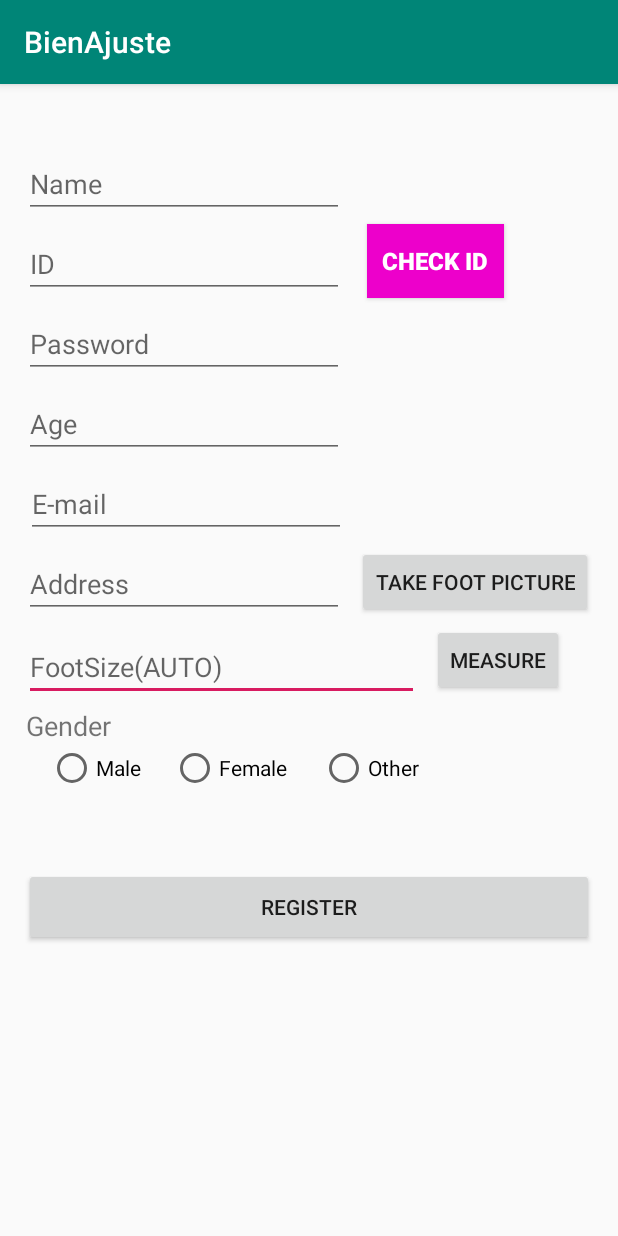
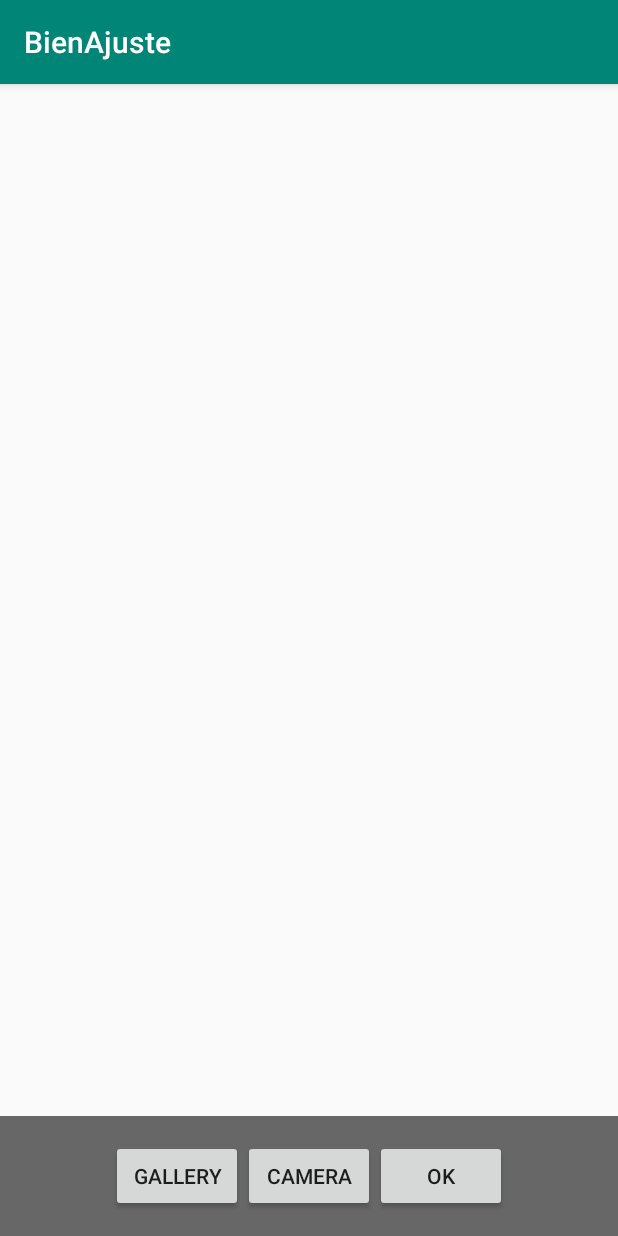
Before and after one commit to K-osA/Bien-Ajuste, an Android app: the RegisterActivity screen opened directly, with no data from a screen before it, after a tap on "MEASURE", on a phone screen of 412 x 824 dp. Run offline under Robolectric (Android 15) with nearby library versions, the phone set to English and light mode, and no system bars; our stand-ins replace Volley.

Commit message:
카메라, 사진 선택하여 ImageView에서 user가 확인할 수 있게함, 민규는 GetImageActivity.java파일의 okButton.setOnClickListener 메소드 참조.

```diff
--- a/app/build.gradle
+++ b/app/build.gradle
@@ -28,5 +28,6 @@ dependencies {
     androidTestImplementation 'androidx.test.espresso:espresso-core:3.1.1'
     implementation 'com.android.volley:volley:1.1.1'
     implementation 'com.google.firebase:firebase-analytics:17.2.0'
+    implementation 'gun0912.ted:tedpermission:2.1.0'
 }
 apply plugin: 'com.google.gms.google-services'
--- a/app/src/main/java/com/examp/bienajuste/RegisterActivity.java
+++ b/app/src/main/java/com/examp/bienajuste/RegisterActivity.java
@@ -38,12 +38,12 @@ public class RegisterActivity extends AppCompatActivity {
         final Button validateButton = (Button) findViewById(R.id.validateButton);
         final Button registerButton = (Button) findViewById(R.id.registerButton);
         final Button measureButton = (Button) findViewById(R.id.measureButton);
-        final Button takeButton = (Button) findViewById(R.id.takeButton);
 
         RadioGroup gendergroup;
 
         gendergroup = (RadioGroup) findViewById(R.id.genderGroup);
         gendergroup.setOnCheckedChangeListener(radioGroupButtonChangeListener);
+
 
         validateButton.setOnClickListener(new View.OnClickListener() {
             @Override
@@ -95,17 +95,11 @@ public class RegisterActivity extends AppCompatActivity {
             }
         });
 
-        takeButton.setOnClickListener(new View.OnClickListener(){
-            @Override
-            public void onClick(View view){
-
-            }
-        });
-
         measureButton.setOnClickListener(new View.OnClickListener(){
             @Override
             public void onClick(View view){
-
+                Intent GetImageIntent = new Intent(RegisterActivity.this, GetImageActivity.class);
+                RegisterActivity.this.startActivity(GetImageIntent);
             }
 
         });
@@ -201,5 +195,4 @@ public class RegisterActivity extends AppCompatActivity {
         }
     };
 
-
 }
--- /dev/null
+++ b/app/src/main/res/layout/activity_getimage.xml
@@ -0,0 +1,49 @@
+<?xml version="1.0" encoding="utf-8"?>
+<androidx.constraintlayout.widget.ConstraintLayout xmlns:android="http://schemas.android.com/apk/res/android"
+    xmlns:app="http://schemas.android.com/apk/res-auto"
+    xmlns:tools="http://schemas.android.com/tools"
+    android:layout_width="match_parent"
+    android:layout_height="match_parent"
+    tools:context=".GetImageActivity">
+
+    <ImageView
+        android:id="@+id/imageView"
+        android:layout_width="wrap_content"
+        android:layout_height="wrap_content"
+        app:layout_constraintStart_toStartOf="parent"
+        app:layout_constraintEnd_toEndOf="parent"
+        app:layout_constraintTop_toTopOf="parent"
+        app:layout_constraintBottom_toTopOf="@+id/llBottomNav"/>
+
+    <LinearLayout
+        android:id="@+id/llBottomNav"
+        android:layout_width="0dp"
+        android:layout_height="80dp"
+        android:background="#96000000"
+        android:orientation="horizontal"
+        android:gravity="center"
+        app:layout_constraintStart_toStartOf="parent"
+        app:layout_constraintEnd_toEndOf="parent"
+        app:layout_constraintBottom_toBottomOf="parent">
+
+
+        <Button
+            android:id="@+id/galleryButton"
+            android:layout_width="wrap_content"
+            android:layout_height="wrap_content"
+            android:text="Gallery" />
+
+        <Button
+            android:id="@+id/cameraButton"
+            android:text="Camera"
+            android:layout_width="wrap_content"
+            android:layout_height="wrap_content" />
+        <Button
+            android:id="@+id/okButton"
+            android:text="OK"
+            android:layout_width="wrap_content"
+            android:layout_height="wrap_content" />
+
+    </LinearLayout>
+
+</androidx.constraintlayout.widget.ConstraintLayout>
--- a/app/src/main/res/layout/activity_login.xml
+++ b/app/src/main/res/layout/activity_login.xml
@@ -4,7 +4,7 @@
     xmlns:tools="http://schemas.android.com/tools"
     android:layout_width="match_parent"
     android:layout_height="match_parent"
-    tools:context=".MainActivity">
+    tools:context=".LoginActivity">
 
     <EditText
         android:id="@+id/idText"
--- a/app/src/main/res/layout/activity_register.xml
+++ b/app/src/main/res/layout/activity_register.xml
@@ -36,7 +36,6 @@
         android:ems="10"
         android:hint="FootSize(AUTO)"
         android:inputType="textPersonName"
-        app:layout_constraintEnd_toStartOf="@+id/measureButton"
         app:layout_constraintHorizontal_bias="0.0"
         app:layout_constraintStart_toStartOf="parent"
         app:layout_constraintTop_toBottomOf="@+id/addressText" />
@@ -47,12 +46,10 @@
         android:layout_height="wrap_content"
         android:layout_marginStart="16dp"
         android:layout_marginLeft="16dp"
-        android:layout_marginTop="8dp"
+        android:layout_marginTop="12dp"
         android:ems="10"
         android:hint="Address"
         android:inputType="textPersonName"
-        app:layout_constraintEnd_toEndOf="parent"
-        app:layout_constraintHorizontal_bias="0.0"
         app:layout_constraintStart_toStartOf="parent"
         app:layout_constraintTop_toBottomOf="@+id/emailText" />
 
@@ -210,18 +207,9 @@
         android:text="MEASURE"
         app:layout_constraintBottom_toBottomOf="@+id/footsizeText"
         app:layout_constraintEnd_toEndOf="parent"
+        app:layout_constraintHorizontal_bias="1.0"
         app:layout_constraintStart_toEndOf="@+id/footsizeText"
-        app:layout_constraintTop_toBottomOf="@+id/takeButton" />
-
-    <Button
-        android:id="@+id/takeButton"
-        android:layout_width="wrap_content"
-        android:layout_height="wrap_content"
-        android:layout_marginTop="308dp"
-        android:text="Take Foot Picture"
-        app:layout_constraintEnd_toEndOf="parent"
-        app:layout_constraintHorizontal_bias="0.333"
-        app:layout_constraintStart_toEndOf="@+id/addressText"
-        app:layout_constraintTop_toTopOf="parent" />
+        app:layout_constraintTop_toTopOf="parent"
+        app:layout_constraintVertical_bias="1.0" />
 
 </androidx.constraintlayout.widget.ConstraintLayout>
--- a/app/src/main/res/values/strings.xml
+++ b/app/src/main/res/values/strings.xml
@@ -1,3 +1,7 @@
 <resources>
     <string name="app_name">BienAjuste</string>
+
+    <!-- Ted Permission -->
+    <string name="permission_1">[설정] > [권한] 에서 권한을 허용할 수 있습니다.</string>
+    <string name="permission_2">사진 및 파일을 저장하기 위하여 접근 권한이 필요합니다.</string>
 </resources>
--- /dev/null
+++ b/app/src/main/res/xml/provider_paths.xml
@@ -0,0 +1,4 @@
+<?xml version="1.0" encoding="utf-8"?>
+<paths xmlns:android="http://schemas.android.com/apk/res/android">
+    <external-path name="storage/emulated" path="."/>
+</paths>
```
Also changed, not shown: app/src/main/AndroidManifest.xml (+6 -3 lines), app/src/main/java/com/examp/bienajuste/GetImageActivity.java (added, +228 -0 lines), app/src/main/java/com/examp/bienajuste/ImageResizeUtils.java (added, +184 -0 lines).
